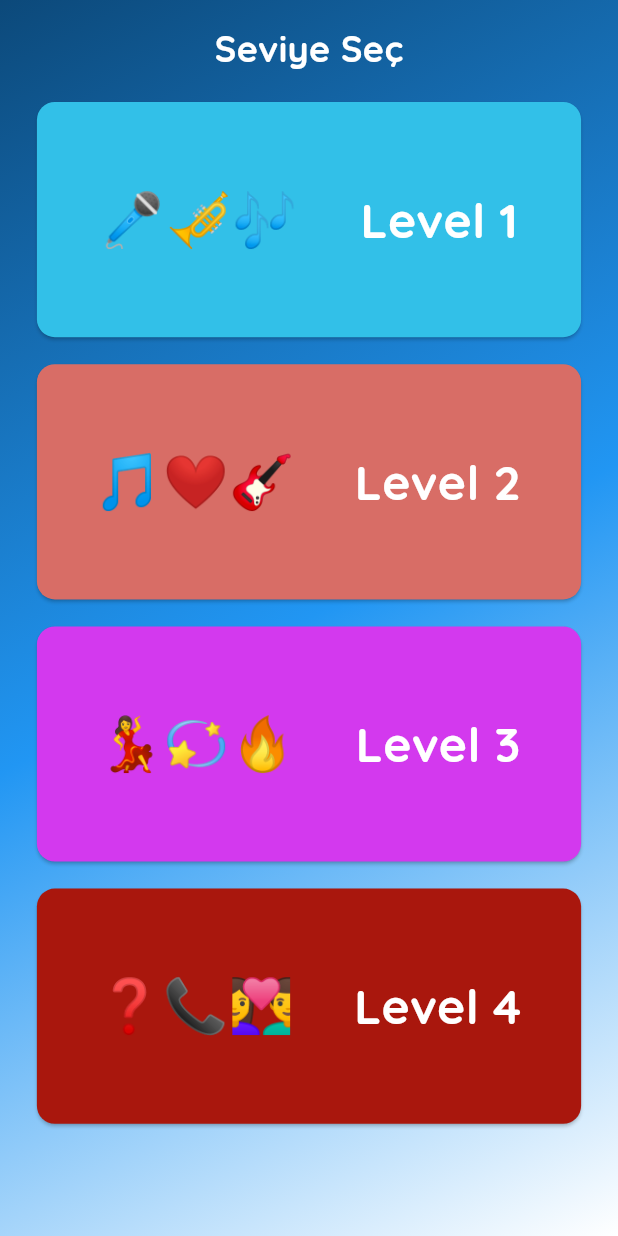
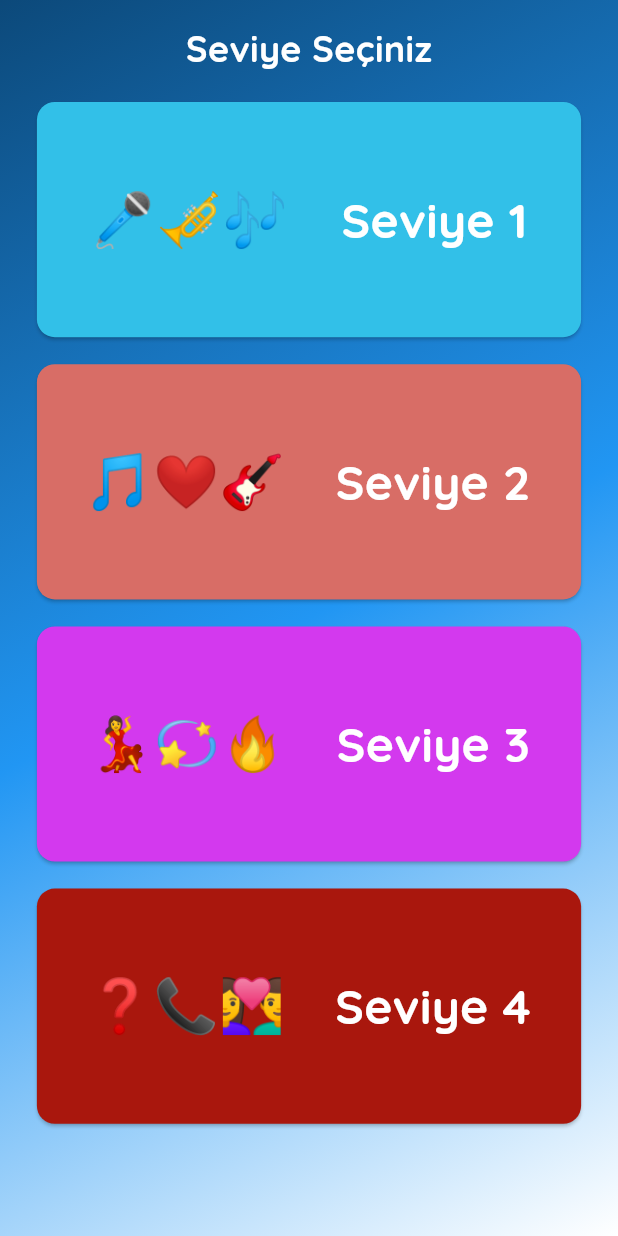
Before and after one commit to yusufgokhankuyu/Emoji_Game_Flutter, a Flutter app: the screen it shows after launch, on a phone screen of 412 x 824 dp. Run offline on Flutter 3.47's test engine with Material 3 defaults, Android fonts, the phone set to English and light mode, and no system bars; our stand-ins replace animated_splash_screen, circular_countdown_timer, google_fonts, lottie.

Commit message:
design improvements

```diff
--- a/lib/screens/LevelsPage.dart
+++ b/lib/screens/LevelsPage.dart
@@ -27,7 +27,7 @@ class LevelsPage extends StatelessWidget {
           child: Column(
             children: [
               Text(
-                "Seviye Seç",
+                "Seviye Seçiniz",
                 style: GoogleFonts.quicksand(
                     color: Colors.white,
                     fontSize: 24,
@@ -58,7 +58,7 @@ class LevelsPage extends StatelessWidget {
                           style: TextStyle(fontSize: 35),
                         ),
                         Text(
-                          "Level 1",
+                          "Seviye 1",
                           style: GoogleFonts.quicksand(
                               fontSize: 32,
                               color: Colors.white,
@@ -96,7 +96,7 @@ class LevelsPage extends StatelessWidget {
                           ),
                         ),
                         Text(
-                          "Level 2",
+                          "Seviye 2",
                           style: GoogleFonts.quicksand(
                               fontSize: 32,
                               color: Colors.white,
@@ -134,7 +134,7 @@ class LevelsPage extends StatelessWidget {
                           ),
                         ),
                         Text(
-                          "Level 3",
+                          "Seviye 3",
                           style: GoogleFonts.quicksand(
                               fontSize: 32,
                               color: Colors.white,
@@ -172,7 +172,7 @@ class LevelsPage extends StatelessWidget {
                           ),
                         ),
                         Text(
-                          "Level 4",
+                          "Seviye 4",
                           style: GoogleFonts.quicksand(
                               fontSize: 32,
                               color: Colors.white,
```
